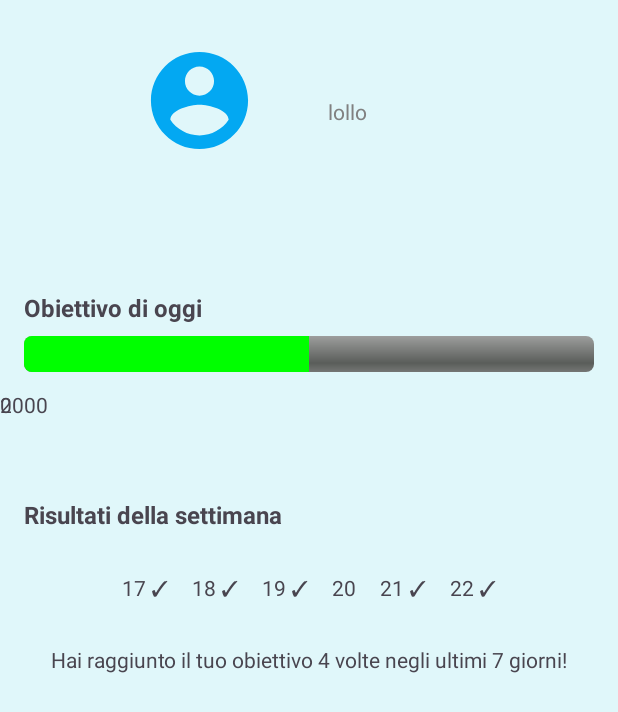
After one commit to lucamenee/GF_android, an Android app: the ProfileActivity screen opened directly, with no data from a screen before it, on a phone screen of 412 x 824 dp. The commit adds this screen. Shown: the top 712 px of the screen. Run offline under Robolectric (Android 15) with nearby library versions, the phone set to English and light mode, and no system bars; network calls fail; 1 statement that could not run was skipped.

Commit message:
Profile page

```diff
--- a/app/src/main/AndroidManifest.xml
+++ b/app/src/main/AndroidManifest.xml
@@ -25,7 +25,7 @@
         </activity>
 
         <activity android:name=".MainActivity" android:exported="true"/>
-
+        <activity android:name=".ProfileActivity" android:exported="true"/>
     </application>
 
 </manifest>
--- a/app/src/main/java/com/example/gf_android/AddAlimento.java
+++ b/app/src/main/java/com/example/gf_android/AddAlimento.java
@@ -15,6 +15,7 @@ import android.widget.CheckBox;
 import android.widget.EditText;
 import android.widget.DatePicker;
 import android.widget.Spinner;
+import android.widget.TextView;
 import android.widget.Toast;
 import android.widget.ArrayAdapter;
 import com.example.gf_android.Api.Types.Alimento;
@@ -41,8 +42,6 @@ public class AddAlimento {
         final EditText Quantity = dialogView.findViewById(R.id.et_quantity);
         final CheckBox Essential = dialogView.findViewById(R.id.cb_essential);
 
-
-
         List<Alimento> productNames = getAlimenti();
         ArrayAdapter<Alimento> adapter = new ArrayAdapter<>(
                 context, android.R.layout.simple_spinner_item, productNames
@@ -67,6 +66,7 @@ public class AddAlimento {
             @Override
             public void onClick(DialogInterface dialog, int which) {
 
+                boolean isUnit = false;
                 Alimento selectedProduct =  (Alimento) spinnerProductName.getSelectedItem();
                 String productName = selectedProduct != null ? selectedProduct.nome_alimento : "";
 
--- a/app/src/main/java/com/example/gf_android/MainActivity.java
+++ b/app/src/main/java/com/example/gf_android/MainActivity.java
@@ -1,17 +1,16 @@
 package com.example.gf_android;
 
 import android.content.Intent;
-import android.content.res.Resources;
 import android.media.MediaPlayer;
 import android.os.Bundle;
 import android.util.Log;
 import android.widget.Button;
 import android.widget.GridView;
+import android.widget.ImageView;
 import android.widget.TextView;
 
 import androidx.appcompat.app.AppCompatActivity;
 import androidx.fragment.app.FragmentManager;
-import androidx.recyclerview.widget.GridLayoutManager;
 import androidx.recyclerview.widget.RecyclerView;
 
 import com.example.gf_android.Api.*;
@@ -87,6 +86,14 @@ public class MainActivity extends AppCompatActivity implements OnUpdatesListener
             recipesPopUp.show(fragmentRecipes, "recipesPopUp");
         });
 
+        ImageView profileImage = findViewById(R.id.profile_image);
+        profileImage.setImageResource(R.drawable.ic_profile_img);
+        profileImage.setOnClickListener(view -> {
+            Intent intent = new Intent(MainActivity.this, ProfileActivity.class);
+            intent.putExtra("id_utente", idUtente);
+            startActivity(intent);
+        });
+
         FloatingActionButton fab = findViewById(R.id.fab_add_Alimento);
         fab.setOnClickListener(v -> AddAlimento.showAddProductDialog(MainActivity.this, this));
 
--- /dev/null
+++ b/app/src/main/java/com/example/gf_android/ProfileActivity.java
@@ -0,0 +1,60 @@
+package com.example.gf_android;
+
+import android.content.Intent;
+import android.os.Bundle;
+import android.widget.ImageView;
+import android.widget.ProgressBar;
+import android.widget.TextView;
+import androidx.appcompat.app.AppCompatActivity;
+
+import com.example.gf_android.Api.Api;
+
+public class ProfileActivity extends AppCompatActivity {
+
+    Intent intent;
+    int idUtente;
+
+    @Override
+    protected void onCreate(Bundle savedInstanceState) {
+        super.onCreate(savedInstanceState);
+        setContentView(R.layout.profile_manager);
+
+        intent = getIntent();
+        idUtente = intent.getIntExtra("id_utente", 0);
+
+
+
+        ImageView profileImage = findViewById(R.id.profile_image);
+        TextView usernameText = findViewById(R.id.username_text);
+        TextView userIdText = findViewById(R.id.username_id);
+        ProgressBar progressBar = findViewById(R.id.today_goal_progress);
+        TextView minProgressText = findViewById(R.id.progress_min);
+        TextView maxProgressText = findViewById(R.id.progress_max);
+        TextView weeklySummaryText = findViewById(R.id.weekly_summary_text);
+
+
+        String userName = Api.getUser(idUtente).username;
+        String userId = "lollo";
+        int dailyGoal = 2000;
+        int currentProgress = 1000;
+        int weeklyAchievements = 4;
+
+        usernameText.setText(userName);
+        userIdText.setText(userId);
+
+        progressBar.setMax(dailyGoal);
+        progressBar.setProgress(currentProgress);
+        minProgressText.setText("0");
+        maxProgressText.setText(String.valueOf(dailyGoal));
+
+        weeklySummaryText.setText("Hai raggiunto il tuo obiettivo " + weeklyAchievements + " volte negli ultimi 7 giorni!");
+
+        profileImage.setImageResource(R.drawable.ic_profile_img);
+
+        profileImage.setOnClickListener(view -> {
+            Intent intent = new Intent(this, MainActivity.class);
+            intent.putExtra("id_utente", idUtente);
+            finish();
+        });
+    }
+}
--- /dev/null
+++ b/app/src/main/res/drawable/ic_profile_img.xml
@@ -0,0 +1,15 @@
+<vector xmlns:android="http://schemas.android.com/apk/res/android"
+    android:width="108dp"
+    android:height="108dp"
+    android:viewportWidth="24"
+    android:viewportHeight="24"
+    android:tint="#03A8F2">
+  <group android:scaleX="0.58"
+      android:scaleY="0.58"
+      android:translateX="5.04"
+      android:translateY="5.04">
+    <path
+        android:fillColor="@android:color/white"
+        android:pathData="M12,2C6.48,2 2,6.48 2,12s4.48,10 10,10 10,-4.48 10,-10S17.52,2 12,2zM12,5c1.66,0 3,1.34 3,3s-1.34,3 -3,3 -3,-1.34 -3,-3 1.34,-3 3,-3zM12,19.2c-2.5,0 -4.71,-1.28 -6,-3.22 0.03,-1.99 4,-3.08 6,-3.08 1.99,0 5.97,1.09 6,3.08 -1.29,1.94 -3.5,3.22 -6,3.22z"/>
+  </group>
+</vector>
--- a/app/src/main/res/layout/activity_main.xml
+++ b/app/src/main/res/layout/activity_main.xml
@@ -8,13 +8,23 @@
     tools:context=".MainActivity">
 
     <!-- Upper bar -->
+
+
+    <!-- Button "Suggeriscimi una ricetta" -->
     <LinearLayout
+        android:id="@+id/upper_bar"
         android:layout_width="match_parent"
         android:layout_height="75dp"
         android:background="#90CAF9"
         android:orientation="horizontal"
-        android:padding="16dp"
-        android:id="@+id/upper_bar">
+        android:padding="16dp">
+
+        <ImageView
+            android:id="@+id/profile_image"
+            android:layout_width="80dp"
+            android:layout_height="wrap_content"
+            android:scaleType="centerCrop"
+            app:srcCompat="@drawable/ic_profile_img" />
 
         <TextView
             android:id="@+id/hello_msg"
@@ -28,8 +38,6 @@
             tools:ignore="HardcodedText" />
     </LinearLayout>
 
-
-    <!-- Button "Suggeriscimi una ricetta" -->
     <Button
         android:id="@+id/btn_suggerisci"
         style="@style/LightBlueButton"
--- a/app/src/main/res/layout/dialog_add_alimento.xml
+++ b/app/src/main/res/layout/dialog_add_alimento.xml
@@ -27,10 +27,11 @@
     <!-- Quantity  -->
     <EditText
         android:id="@+id/et_quantity"
-        android:layout_width="match_parent"
+        android:layout_width="wrap_content"
         android:layout_height="wrap_content"
         android:hint="Quantità"
         android:inputType="number" />
+
 
     <!-- Essential Checkbox -->
     <CheckBox
--- /dev/null
+++ b/app/src/main/res/layout/profile_manager.xml
@@ -0,0 +1,185 @@
+<?xml version="1.0" encoding="utf-8"?>
+<androidx.constraintlayout.widget.ConstraintLayout
+    xmlns:android="http://schemas.android.com/apk/res/android"
+    xmlns:app="http://schemas.android.com/apk/res-auto"
+    xmlns:tools="http://schemas.android.com/tools"
+    android:layout_width="match_parent"
+    android:layout_height="match_parent"
+    android:background="#E0F7FA"
+    tools:context=".ProfileActivity">
+
+    <!-- Profilo Utente -->
+    <TextView
+        android:id="@+id/progress_max"
+        android:layout_width="wrap_content"
+        android:layout_height="wrap_content"
+        android:layout_gravity="center_vertical"
+        android:layout_marginTop="12dp"
+        android:text="2000"
+        android:textSize="14sp"
+        app:layout_constraintTop_toBottomOf="@+id/today_goal_progress"
+        tools:ignore="MissingConstraints"
+        tools:layout_editor_absoluteX="363dp" />
+
+    <ImageView
+        android:id="@+id/profile_image"
+        android:layout_width="113dp"
+        android:layout_height="134dp"
+        android:layout_marginStart="76dp"
+        android:scaleType="centerCrop"
+        app:layout_constraintStart_toStartOf="parent"
+        app:srcCompat="@drawable/ic_profile_img"
+        tools:ignore="MissingConstraints"
+        tools:layout_editor_absoluteY="83dp" />
+
+    <TextView
+        android:id="@+id/username_text"
+        android:layout_width="wrap_content"
+        android:layout_height="wrap_content"
+        android:layout_marginStart="8dp"
+        android:layout_marginTop="40dp"
+        android:text="Lorenzo Orsato"
+        android:textSize="18sp"
+        android:textStyle="bold"
+        app:layout_constraintEnd_toEndOf="parent"
+        app:layout_constraintHorizontal_bias="0.1"
+        app:layout_constraintStart_toEndOf="@id/profile_image"
+        app:layout_constraintTop_toTopOf="@id/profile_image" />
+
+    <TextView
+        android:id="@+id/username_id"
+        android:layout_width="wrap_content"
+        android:layout_height="wrap_content"
+        android:text="lollo_2.0"
+        android:textColor="#808080"
+        android:textSize="14sp"
+        app:layout_constraintStart_toStartOf="@id/username_text"
+        app:layout_constraintTop_toBottomOf="@id/username_text" />
+
+    <!-- Obiettivo di oggi -->
+
+    <TextView
+        android:id="@+id/today_goal_label"
+        android:layout_width="wrap_content"
+        android:layout_height="wrap_content"
+        android:layout_marginStart="16dp"
+        android:layout_marginTop="60dp"
+        android:text="Obiettivo di oggi"
+        android:textSize="16sp"
+        android:textStyle="bold"
+        app:layout_constraintStart_toStartOf="parent"
+        app:layout_constraintTop_toBottomOf="@id/profile_image" />
+
+    <TextView
+        android:id="@+id/progress_min"
+        android:layout_width="wrap_content"
+        android:layout_height="wrap_content"
+        android:layout_gravity="center_vertical"
+        android:layout_marginTop="12dp"
+        android:text="0"
+        android:textSize="14sp"
+        app:layout_constraintTop_toBottomOf="@+id/today_goal_progress"
+        tools:ignore="MissingConstraints"
+        tools:layout_editor_absoluteX="16dp" />
+
+    <ProgressBar
+        android:id="@+id/today_goal_progress"
+        style="@android:style/Widget.ProgressBar.Horizontal"
+        android:layout_width="0dp"
+        android:layout_height="24dp"
+        android:layout_marginStart="16dp"
+        android:layout_marginTop="8dp"
+        android:layout_marginEnd="16dp"
+        android:max="100"
+        android:progress="50"
+        android:progressTint="#00FF00"
+        app:layout_constraintEnd_toEndOf="parent"
+
+        app:layout_constraintStart_toStartOf="parent"
+        app:layout_constraintTop_toBottomOf="@id/today_goal_label" />
+
+    <!-- Risultati della settimana -->
+
+    <!-- Messaggio -->
+
+    <TextView
+        android:id="@+id/weekly_results_label"
+        android:layout_width="wrap_content"
+        android:layout_height="wrap_content"
+        android:layout_marginStart="16dp"
+        android:layout_marginTop="84dp"
+        android:text="Risultati della settimana"
+        android:textSize="16sp"
+        android:textStyle="bold"
+
+        app:layout_constraintStart_toStartOf="parent"
+        app:layout_constraintTop_toBottomOf="@+id/today_goal_progress" />
+
+    <LinearLayout
+        android:id="@+id/weekly_results_container"
+        android:layout_width="0dp"
+        android:layout_height="wrap_content"
+        android:layout_marginTop="20dp"
+        android:gravity="center"
+        android:orientation="horizontal"
+        app:layout_constraintEnd_toEndOf="parent"
+        app:layout_constraintHorizontal_bias="0.0"
+        app:layout_constraintStart_toStartOf="parent"
+        app:layout_constraintTop_toBottomOf="@id/weekly_results_label">
+
+        <TextView
+            android:layout_width="wrap_content"
+            android:layout_height="wrap_content"
+            android:layout_margin="8dp"
+            android:text="17 ✓"
+            android:textSize="14sp" />
+
+        <TextView
+            android:layout_width="wrap_content"
+            android:layout_height="wrap_content"
+            android:layout_margin="8dp"
+            android:text="18 ✓"
+            android:textSize="14sp" />
+
+        <TextView
+            android:layout_width="wrap_content"
+            android:layout_height="wrap_content"
+            android:layout_margin="8dp"
+            android:text="19 ✓"
+            android:textSize="14sp" />
+
+        <TextView
+            android:layout_width="wrap_content"
+            android:layout_height="wrap_content"
+            android:layout_margin="8dp"
+            android:text="20"
+            android:textSize="14sp" />
+
+        <TextView
+            android:layout_width="wrap_content"
+            android:layout_height="wrap_content"
+            android:layout_margin="8dp"
+            android:text="21 ✓"
+            android:textSize="14sp" />
+
+        <TextView
+            android:layout_width="wrap_content"
+            android:layout_height="wrap_content"
+            android:layout_margin="8dp"
+            android:text="22 ✓"
+            android:textSize="14sp" />
+    </LinearLayout>
+
+    <TextView
+        android:id="@+id/weekly_summary_text"
+        android:layout_width="wrap_content"
+        android:layout_height="wrap_content"
+        android:layout_marginTop="20dp"
+        android:gravity="center"
+        android:text="Hai raggiunto il tuo obiettivo 4 volte negli ultimi 7 giorni!"
+        android:textSize="14sp"
+        app:layout_constraintEnd_toEndOf="parent"
+        app:layout_constraintStart_toStartOf="parent"
+        app:layout_constraintTop_toBottomOf="@id/weekly_results_container" />
+
+</androidx.constraintlayout.widget.ConstraintLayout>
--- /dev/null
+++ b/app/src/main/res/mipmap-anydpi-v26/ic_launcher.xml
@@ -0,0 +1,5 @@
+<?xml version="1.0" encoding="utf-8"?>
+<adaptive-icon xmlns:android="http://schemas.android.com/apk/res/android">
+    <background android:drawable="@color/profile_"/>
+    <foreground android:drawable="@drawable/ic_profile_img"/>
+</adaptive-icon>
--- /dev/null
+++ b/app/src/main/res/mipmap-anydpi-v26/ic_launcher_round.xml
@@ -0,0 +1,5 @@
+<?xml version="1.0" encoding="utf-8"?>
+<adaptive-icon xmlns:android="http://schemas.android.com/apk/res/android">
+    <background android:drawable="@color/profile_"/>
+    <foreground android:drawable="@drawable/ic_profile_img"/>
+</adaptive-icon>
--- a/app/src/main/res/mipmap-anydpi/ic_launcher.xml
+++ /dev/null
@@ -1,6 +0,0 @@
-<?xml version="1.0" encoding="utf-8"?>
-<adaptive-icon xmlns:android="http://schemas.android.com/apk/res/android">
-    <background android:drawable="@drawable/ic_launcher_background" />
-    <foreground android:drawable="@drawable/ic_launcher_foreground" />
-    <monochrome android:drawable="@drawable/ic_launcher_foreground" />
-</adaptive-icon>
--- a/app/src/main/res/mipmap-anydpi/ic_launcher_round.xml
+++ /dev/null
@@ -1,6 +0,0 @@
-<?xml version="1.0" encoding="utf-8"?>
-<adaptive-icon xmlns:android="http://schemas.android.com/apk/res/android">
-    <background android:drawable="@drawable/ic_launcher_background" />
-    <foreground android:drawable="@drawable/ic_launcher_foreground" />
-    <monochrome android:drawable="@drawable/ic_launcher_foreground" />
-</adaptive-icon>
--- /dev/null
+++ b/app/src/main/res/values/profile_.xml
@@ -0,0 +1,4 @@
+<?xml version="1.0" encoding="utf-8"?>
+<resources>
+    <color name="profile_">#F8F8F8</color>
+</resources>
```
Also changed, not shown: app/src/main/res/mipmap-hdpi/ic_launcher_round.png (added), app/src/main/res/mipmap-mdpi/ic_launcher_round.png (added), app/src/main/res/mipmap-xhdpi/ic_launcher_round.png (added), app/src/main/res/mipmap-xxhdpi/ic_launcher_round.png (added), app/src/main/res/mipmap-xxxhdpi/ic_launcher_round.png (added).
